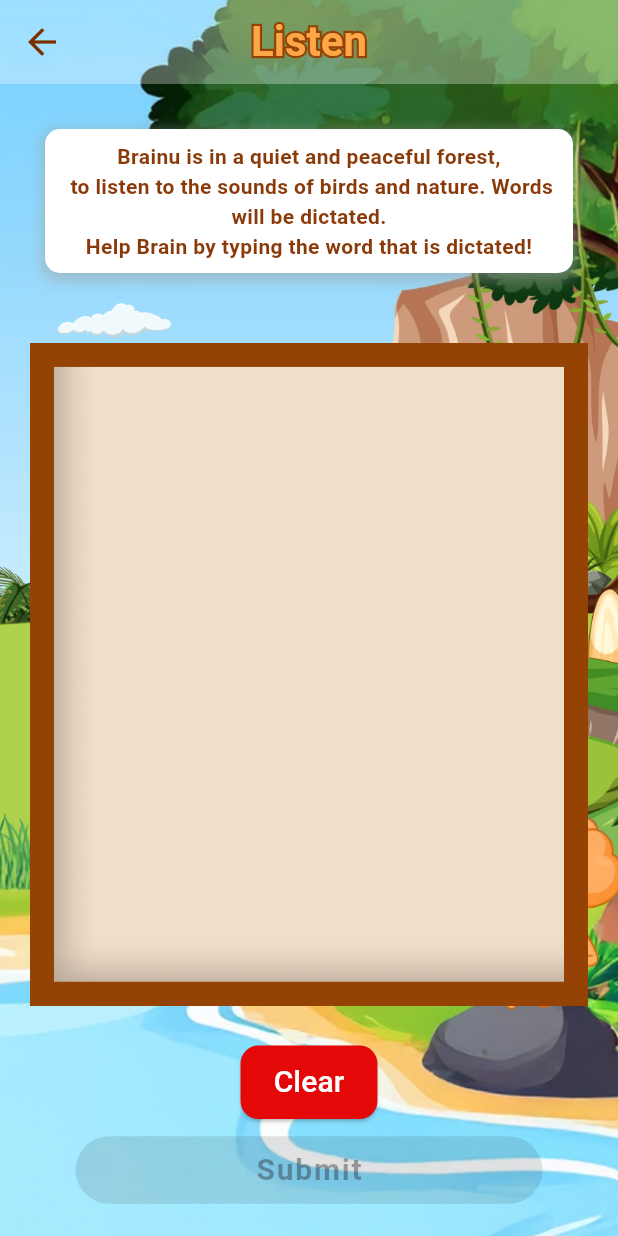
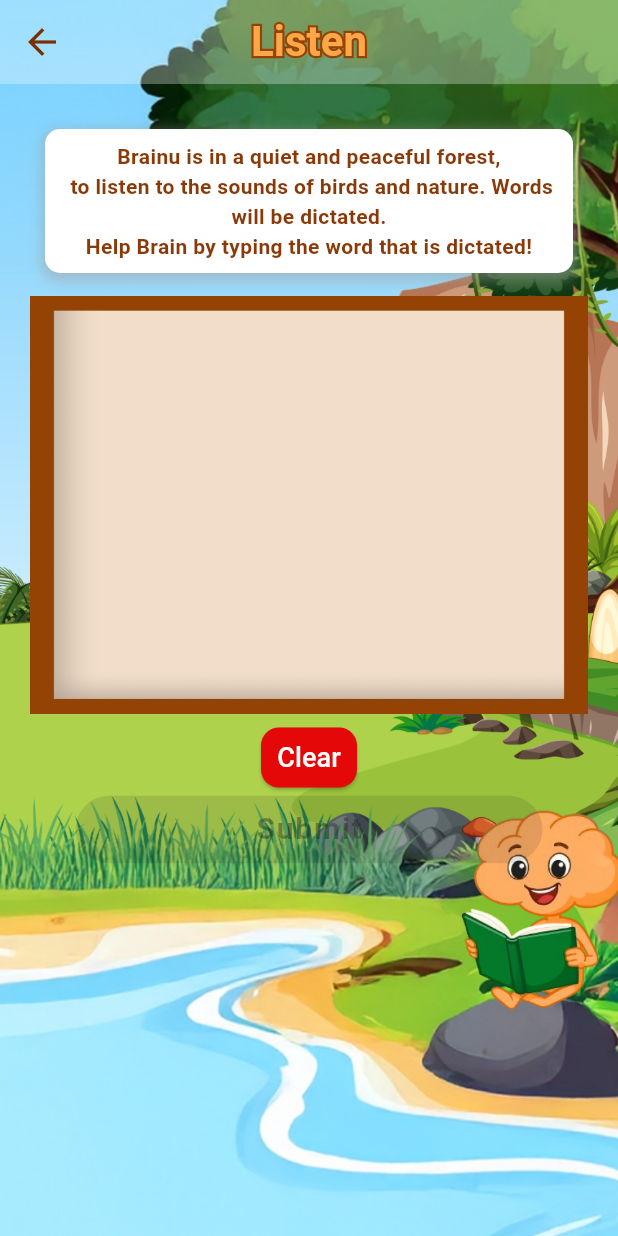
Before and after one commit to Abhishek24122002/brainu-flutter, a Flutter app: the Listen screen opened directly, after a tap on "Click here to Start", on a phone screen of 412 x 824 dp. Run offline on Flutter 3.47's test engine with Material 3 defaults, Android fonts, the phone set to English and light mode, and no system bars; our stand-ins replace audioplayers, cloud_firestore, file_picker, firebase_auth, firebase_core, google_fonts and 3 more; missing offline and left inert: flutter_sound; accounts and stored records are empty.

Commit message:
small size screen changes started

```diff
--- a/lib/screens/Listen.dart
+++ b/lib/screens/Listen.dart
@@ -261,7 +261,7 @@ class _ListenState extends State<Listen> {
               child: Column(
                 children: [
                   CustomContainer(text: S.of(context).dictation_consonent),
-                  SizedBox(height: 20),
+                  SizedBox(height: 5),
                   if (!_showGameElements)
                     StartButton(
                       onPressed: () {
@@ -275,7 +275,9 @@ class _ListenState extends State<Listen> {
                     Expanded(
                       child: Column(
                         children: [
-                          Expanded(
+                          AspectRatio(
+                            aspectRatio:
+                                4 / 3, // Adjust based on desired canvas shape
                             child: GestureDetector(
                               onPanUpdate: (details) {
                                 setState(() {
@@ -296,27 +298,27 @@ class _ListenState extends State<Listen> {
                                   _isDrawingDone = hasMeaningfulDrawing;
                                 });
                               },
+                              child: RepaintBoundary(
+                                key: _canvasKey,
                                 child: Stack(
-                                alignment: Alignment.center,
+                                  fit: StackFit.expand,
                                   children: [
                                     Image.asset(
                                       'assets/img/board.png',
-                                    fit: BoxFit.contain,
+                                      fit: BoxFit.fill,
                                     ),
-                                  RepaintBoundary(
-                                    key: _canvasKey,
-                                    child: CustomPaint(
+                                    CustomPaint(
                                       painter: CanvasPainter(_points),
                                       child: Container(
                                         color: Colors.transparent,
-                                      ),
                                       ),
                                     ),
                                   ],
                                 ),
                               ),
                             ),
-                          SizedBox(height: 10),
+                          ),
+                          SizedBox(height: 5),
                           Column(
                             children: [
                               ElevatedButton(
@@ -327,9 +329,10 @@ class _ListenState extends State<Listen> {
                                   });
                                 },
                                 style: ElevatedButton.styleFrom(
-                                  backgroundColor:
-                                      Color(0xFFE40808),
-                                       padding: EdgeInsets.symmetric(horizontal: 22, vertical: 10), // Padding // Red color
+                                  backgroundColor: Color(0xFFE40808),
+                                  padding: EdgeInsets.symmetric(
+                                      horizontal: 10,
+                                      vertical: 5), // Padding // Red color
 
                                   shape: RoundedRectangleBorder(
                                     borderRadius: BorderRadius.circular(12),
@@ -338,11 +341,11 @@ class _ListenState extends State<Listen> {
                                 child: Text(
                                   "Clear",
                                   style: TextStyle(
-                                      color: Colors.white, fontSize: 20),
+                                      color: Colors.white, fontSize: 18),
                                   // White text
                                 ),
                               ),
-                              SizedBox(height: 10),
+
                               SubmitButton(
                                 isEnabled: _isDrawingDone,
                                 onPressed: _onSubmit,
--- a/lib/screens/Phonemene_substitution_final.dart
+++ b/lib/screens/Phonemene_substitution_final.dart
@@ -518,7 +518,7 @@ class _Ph_substitution_finalState extends State<Ph_substitution_final> {
                                 : [
                                     Container(
                                       padding: EdgeInsets.symmetric(
-                                          horizontal: 10, vertical: 10),
+                                          horizontal: 10, vertical: 3),
                                       decoration: BoxDecoration(
                                         color: Colors.orange,
                                         borderRadius: BorderRadius.circular(10),
@@ -535,7 +535,7 @@ class _Ph_substitution_finalState extends State<Ph_substitution_final> {
                                     ),
                                     Container(
                                       padding: EdgeInsets.symmetric(
-                                          horizontal: 10, vertical: 10),
+                                          horizontal: 10, vertical: 3),
                                       decoration: BoxDecoration(
                                         color: Colors.orange,
                                         borderRadius: BorderRadius.circular(10),
@@ -552,7 +552,7 @@ class _Ph_substitution_finalState extends State<Ph_substitution_final> {
                                     ),
                                     Container(
                                       padding: EdgeInsets.symmetric(
-                                          horizontal: 15, vertical: 5),
+                                          horizontal: 15, vertical: 3),
                                       decoration: BoxDecoration(
                                         color: Colors.orange,
                                         borderRadius: BorderRadius.circular(10),
```
Also changed, not shown: lib/screens/Phonemene_deletetion_final.dart (+13 -13 lines), lib/screens/Phonemene_deletetion_initial.dart (+11 -11 lines). Lines whose indentation alone changed are shown as unchanged.
